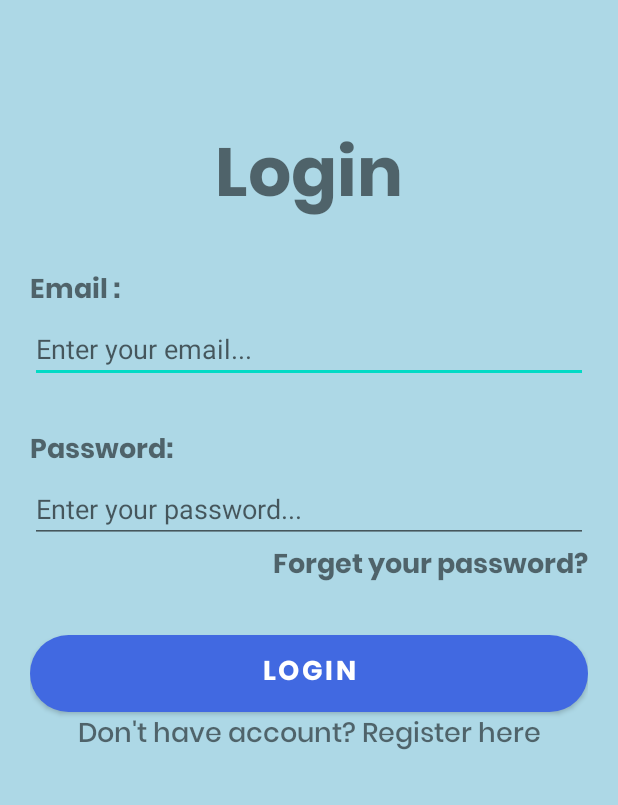
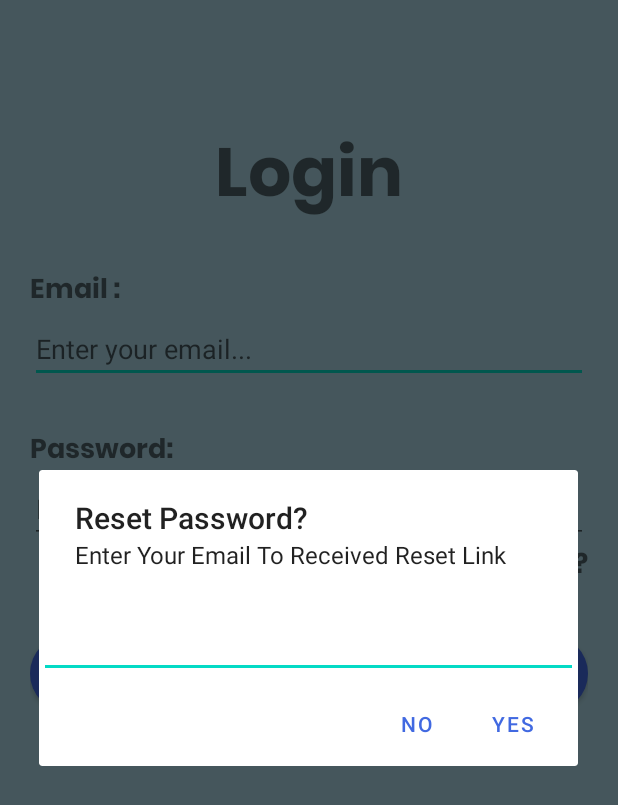
Before and after one commit to EuniceFoo533/MADProject, an Android app: the LoginActivity screen opened directly, with no data from a screen before it, after a tap on "Forget your password?", on a phone screen of 412 x 824 dp. Shown: the top 805 px of the screen. Run offline under Robolectric (Android 15) with nearby library versions, the phone set to English and light mode, and no system bars; our stand-ins replace Firebase (no records; nobody signed in at launch, a user with empty details on screens opened directly).

```diff
--- a/app/src/main/java/com/example/fragment/LoginActivity.java
+++ b/app/src/main/java/com/example/fragment/LoginActivity.java
@@ -3,6 +3,7 @@ package com.example.fragment;
 import androidx.annotation.NonNull;
 import androidx.appcompat.app.AppCompatActivity;
 
+import android.app.AlertDialog;
 import android.content.Intent;
 import android.os.Bundle;
 import android.text.TextUtils;
@@ -52,12 +53,7 @@ public class LoginActivity extends AppCompatActivity {
 
         //Reset password
         tvForgetPassword = findViewById(R.id.textViewForgetPassword);
-        tvForgetPassword.setOnClickListener(new View.OnClickListener() {
-            @Override
-            public void onClick(View v) {
 
-            }
-        });
 
         //Button register
         tvRegister = findViewById(R.id.textViewRegister);
@@ -140,6 +136,28 @@ public class LoginActivity extends AppCompatActivity {
         }
 
     }
+    public void resetPassword(View vw)
+    {
+        EditText resetEmail = new EditText(vw.getContext());
+
+        AlertDialog.Builder passwordResetDialog = new AlertDialog.Builder(vw.getContext());
+        passwordResetDialog.setTitle("Reset Password?");
+        passwordResetDialog.setMessage("Enter Your Email To Received Reset Link");
+        passwordResetDialog.setView(resetEmail);
+        passwordResetDialog.setPositiveButton("Yes" , (dialog, which) -> {
+            String mail = resetEmail.getText().toString();
+            firebaseAuth.sendPasswordResetEmail(mail).addOnSuccessListener(unused -> Toast.makeText(LoginActivity.this, "Reset Link Sent To Your Email", Toast.LENGTH_SHORT).show()
+
+            ).addOnFailureListener(e -> Toast.makeText(LoginActivity.this, "Error reset link" + e.getMessage(), Toast.LENGTH_SHORT).show());
+        });
+        passwordResetDialog.setNegativeButton("No", (dialog, which) -> {
+
+        });
+
+        passwordResetDialog.create().show();
+
+    }
+
 
     private void changesInProgress(boolean inProgress)
     {
--- a/app/src/main/res/layout/activity_login.xml
+++ b/app/src/main/res/layout/activity_login.xml
@@ -64,6 +64,7 @@
             android:layout_width="match_parent"
             android:layout_height="wrap_content"
             android:fontFamily="@font/poppinsbold"
+            android:onClick="resetPassword"
             android:text="Forget your password?"
             android:textSize="18sp"
             android:textAlignment="textEnd"/>
```
